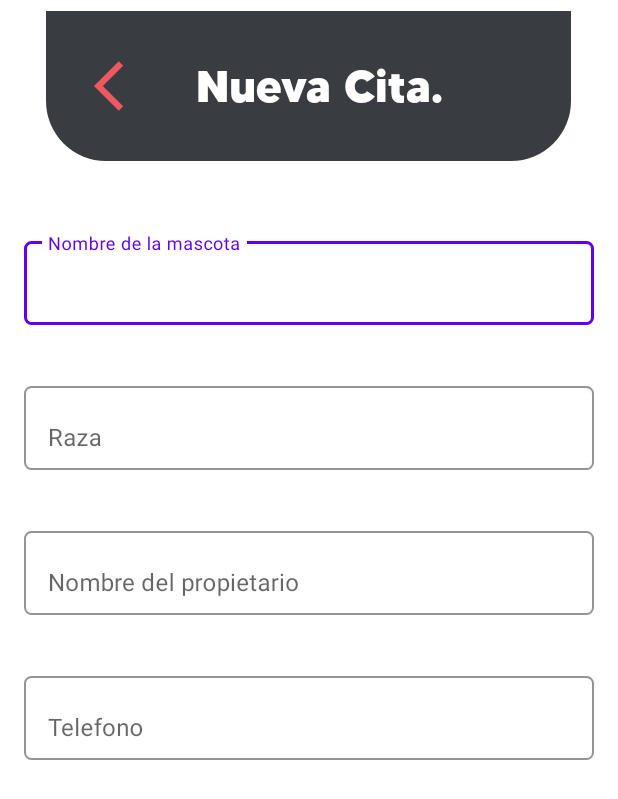
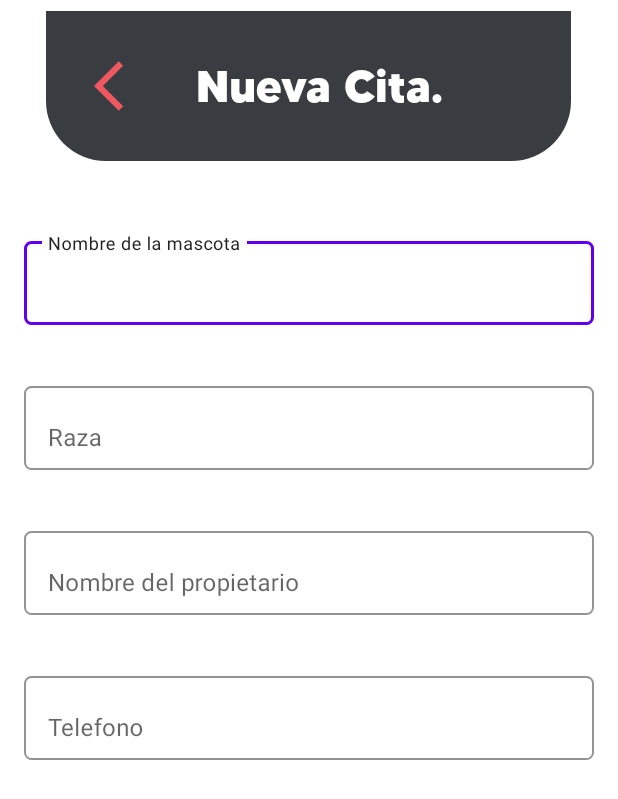
Before and after one commit to Ruben-Torres02/equipoSeis, an Android app built with Jetpack Compose: the layout fragment_add.xml on its own in the app's theme, with its tools: preview values and no code run, on a phone screen of 412 x 824 dp. Shown: the top 799 px of the screen. Run offline under Robolectric (Android 15) with nearby library versions, the phone set to English and light mode, and no system bars.

Commit message:
HU-3 hint color gris

```diff
--- a/app/src/main/res/layout/fragment_add.xml
+++ b/app/src/main/res/layout/fragment_add.xml
@@ -72,6 +72,7 @@
             app:boxCornerRadiusBottomStart="5dp"
             app:boxCornerRadiusBottomEnd="5dp"
             app:boxStrokeColor="@color/purple_500"
+            app:hintTextColor="@color/input_text_color"
             app:boxBackgroundColor="@color/input_background_color"
             app:layout_constraintTop_toBottomOf="@id/guide1"
             app:layout_constraintStart_toStartOf="parent"
@@ -100,6 +101,7 @@
             app:boxCornerRadiusBottomStart="5dp"
             app:boxCornerRadiusBottomEnd="5dp"
             app:boxStrokeColor="@color/purple_500"
+            app:hintTextColor="@color/input_text_color"
             app:boxBackgroundColor="@color/input_background_color"
             app:layout_constraintTop_toBottomOf="@id/textInputLayout"
             app:layout_constraintStart_toStartOf="parent"
@@ -128,6 +130,7 @@
             app:boxCornerRadiusBottomStart="5dp"
             app:boxCornerRadiusBottomEnd="5dp"
             app:boxStrokeColor="@color/purple_500"
+            app:hintTextColor="@color/input_text_color"
             app:boxBackgroundColor="@color/input_background_color"
             app:layout_constraintTop_toBottomOf="@id/tvRazainput"
             app:layout_constraintStart_toStartOf="parent"
@@ -156,6 +159,7 @@
             app:boxCornerRadiusBottomStart="5dp"
             app:boxCornerRadiusBottomEnd="5dp"
             app:boxStrokeColor="@color/purple_500"
+            app:hintTextColor="@color/input_text_color"
             app:boxBackgroundColor="@color/input_background_color"
             app:layout_constraintTop_toBottomOf="@id/etNombrePropietario"
             app:layout_constraintStart_toStartOf="parent"
```
